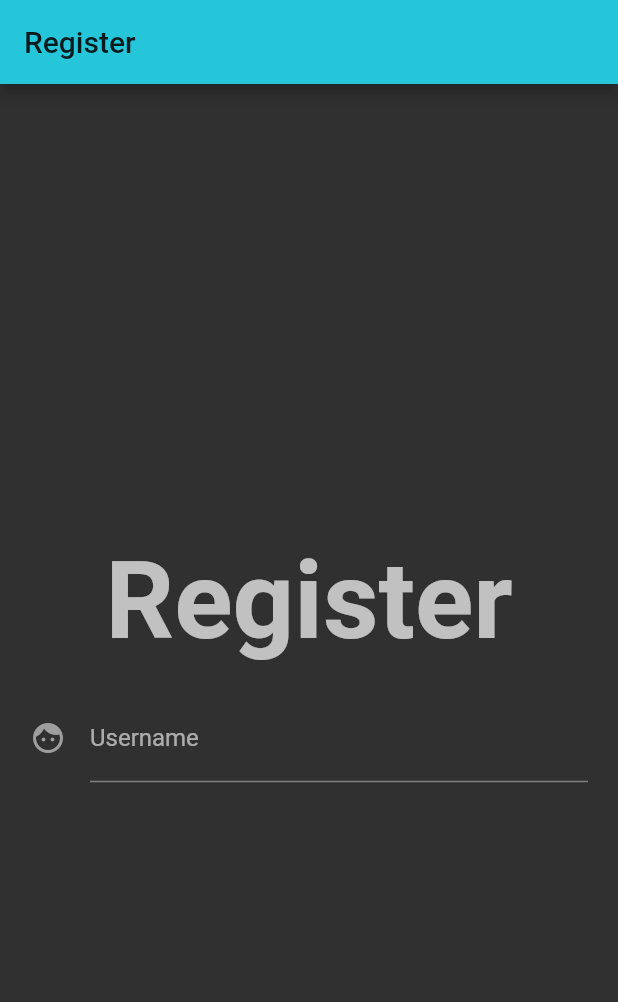
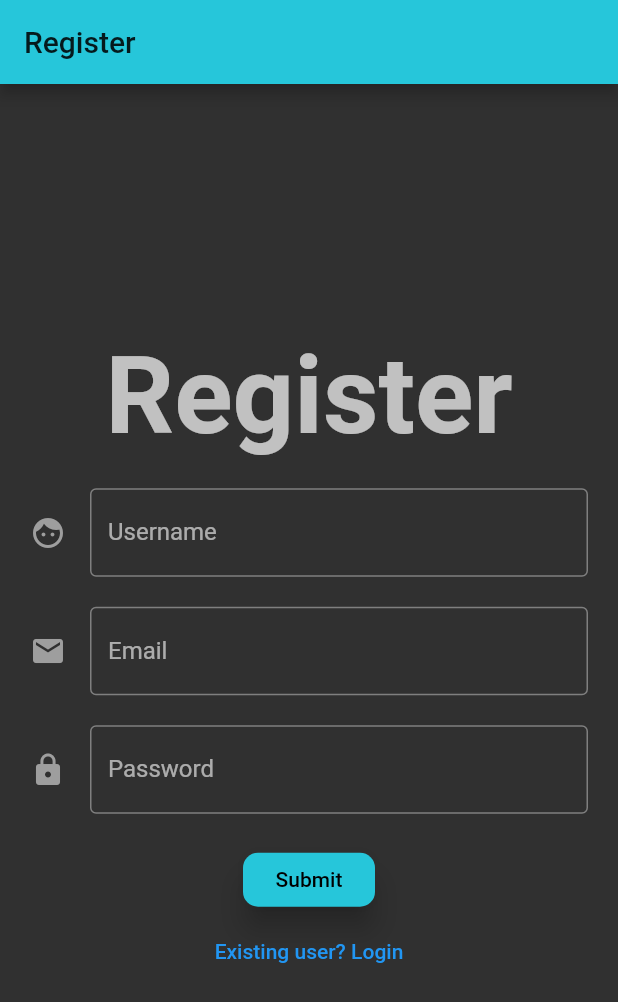
Before and after one commit to zainahmed0597/e_commerce_flutter, a Flutter app: the screen it shows after launch, on a phone screen of 412 x 824 dp. Shown: the top 1002 px of the screen. Run offline on Flutter 3.47's test engine with Material 2 defaults, Android fonts, the phone set to English and light mode, and no system bars; missing offline and left inert: dart:html.

Commit message:
making UI

```diff
--- a/lib/pages/register_page.dart
+++ b/lib/pages/register_page.dart
@@ -1,3 +1,5 @@
+import 'dart:html';
+
 import 'package:flutter/material.dart';
 
 class RegisterPage extends StatefulWidget {
@@ -29,6 +31,7 @@ class _RegisterPageState extends State<RegisterPage> {
                     padding: EdgeInsets.only(top: 20.0),
                     child: TextFormField(
                       decoration: InputDecoration(
+                        border: OutlineInputBorder(),
                         labelText: 'Username',
                         hintText: 'Enter username, min length 6',
                         icon: Icon(
@@ -36,6 +39,62 @@ class _RegisterPageState extends State<RegisterPage> {
                           color: Colors.grey,
                         ),
                       ),
+                    ),
+                  ),
+                  Padding(
+                    padding: EdgeInsets.only(top: 20.0),
+                    child: TextFormField(
+                      decoration: InputDecoration(
+                        border: OutlineInputBorder(),
+                        labelText: 'Email',
+                        hintText: 'Enter a valid email',
+                        icon: Icon(
+                          Icons.mail,
+                          color: Colors.grey,
+                        ),
+                      ),
+                    ),
+                  ),
+                  Padding(
+                    padding: EdgeInsets.only(top: 20.0),
+                    child: TextFormField(
+                      obscureText: true,
+                      decoration: InputDecoration(
+                        border: OutlineInputBorder(),
+                        labelText: 'Password',
+                        hintText: 'Enter password, min length 6',
+                        icon: Icon(
+                          Icons.lock,
+                          color: Colors.grey,
+                        ),
+                      ),
+                    ),
+                  ),
+                  Padding(
+                    padding: EdgeInsets.only(top: 20.0),
+                    child: Column(
+                      children: [
+                        MaterialButton(
+                            child: Text(
+                              "Submit",
+                              style: Theme.of(context)
+                                  .textTheme
+                                  .bodyText1
+                                  .copyWith(color: Colors.black),
+                            ),
+                            elevation: 8.0,
+                            onPressed: () => print("submit"),
+                            shape: RoundedRectangleBorder(
+                              borderRadius: BorderRadius.all(
+                                Radius.circular(10.0),
+                              ),
+                            ),
+                            color: Theme.of(context).primaryColor),
+                        TextButton(
+                          child: Text("Existing user? Login"),
+                          onPressed: () => print("login"),
+                        ),
+                      ],
                     ),
                   ),
                 ],
```
